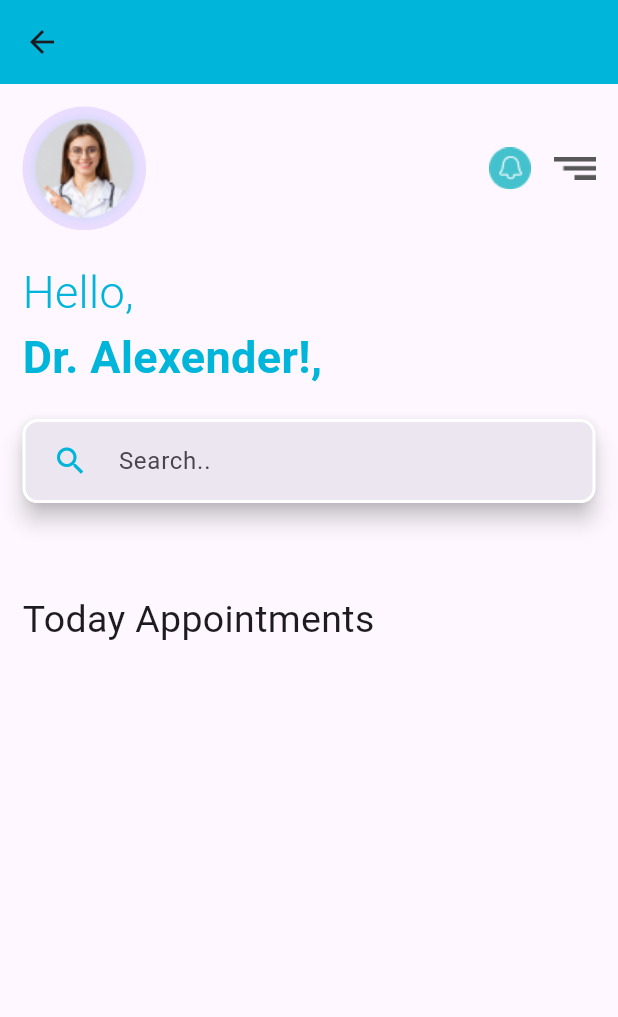
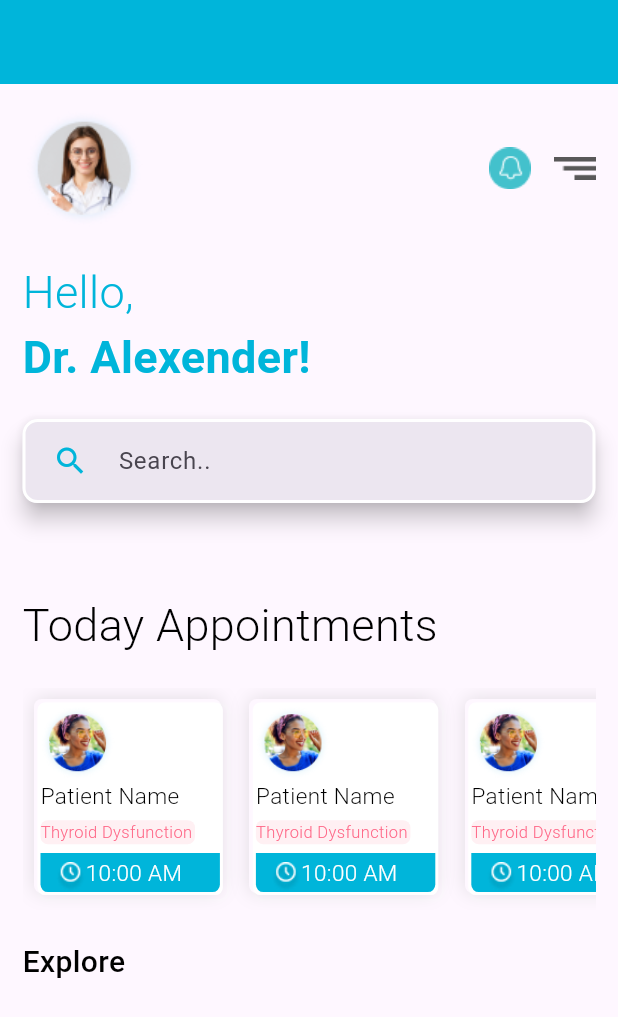
Before and after one commit to Ghadeertaleb1/clinc_app, a Flutter app: the screen it shows after launch, after a tap on "Login", on a phone screen of 412 x 824 dp. Shown: the top 1017 px of the screen. Run offline on Flutter 3.47's test engine with Material 3 defaults, Android fonts, the phone set to English and light mode, and no system bars; our stand-ins replace get.

Commit message:
second command

```diff
--- a/clinc_app/lib/core/constant.dart
+++ b/clinc_app/lib/core/constant/colors.dart
@@ -5,4 +5,6 @@ class AppColors {
   static const Color black = Color(0xFF000000);
   static const Color white = Color(0xFFFFFFFF);
   static const Color grey = Color(0xFF9E9E9E);
+  static const Color pink = Color(0xFFFF6787);
+  static const Color transperent = Colors.transparent;
 }
--- /dev/null
+++ b/clinc_app/lib/core/constant/constant.dart
@@ -0,0 +1,29 @@
+import 'package:clinc_app/core/constant/colors.dart';
+import 'package:flutter/material.dart';
+
+class Constant {
+  static String helloText = "Hello,";
+  static String drName = "Dr. Alexender!";
+  static String todayAppointments = "Today Appointments";
+  static String search = "Search..";
+  static String inputName = "your name";
+  static String password = "password";
+  static String login = "Login";
+  static String forgetPassword = "Forget Password?";
+  static String doctorTitle = "DOCTOR";
+  static String patientTitle = "PATIENT";
+
+  static loginTitleStyle(Color colors) {
+    return TextStyle(color: colors, fontSize: 20, fontWeight: FontWeight.w500);
+  }
+
+  static w300TitleStyle(Color colors, double? fontSize) {
+    return TextStyle(
+        fontSize: fontSize, fontWeight: FontWeight.w300, color: colors);
+  }
+
+  static w600TitleStyle() {
+    return TextStyle(
+        fontSize: 30, fontWeight: FontWeight.w600, color: AppColors.blue);
+  }
+}
--- /dev/null
+++ b/clinc_app/lib/view/component/circle_avatar.dart
@@ -0,0 +1,24 @@
+import 'package:clinc_app/core/constant/colors.dart';
+import 'package:flutter/material.dart';
+
+class CirclerAvatar extends StatelessWidget {
+  final double width;
+  final String url;
+  const CirclerAvatar({
+    required this.width,
+    required this.url,
+    super.key,
+  });
+
+  @override
+  Widget build(BuildContext context) {
+    return CircleAvatar(
+      radius: width,
+      backgroundColor: AppColors.transperent,
+      child: Image.asset(
+        url,
+        fit: BoxFit.cover,
+      ),
+    );
+  }
+}
--- a/clinc_app/lib/view/component/custom_button.dart
+++ b/clinc_app/lib/view/component/custom_button.dart
@@ -1,4 +1,4 @@
-import 'package:clinc_app/core/constant.dart';
+import 'package:clinc_app/core/constant/colors.dart';
 import 'package:flutter/material.dart';
 
 class Button extends StatelessWidget {
--- a/clinc_app/lib/view/component/custom_login_title.dart
+++ b/clinc_app/lib/view/component/custom_login_title.dart
@@ -1,4 +1,5 @@
-import 'package:clinc_app/core/constant.dart';
+import 'package:clinc_app/core/constant/colors.dart';
+import 'package:clinc_app/core/constant/constant.dart';
 import 'package:flutter/material.dart';
 
 class CustomLoginTitle extends StatelessWidget {
@@ -10,10 +11,6 @@ class CustomLoginTitle extends StatelessWidget {
 
   @override
   Widget build(BuildContext context) {
-    return Text(
-      text,
-      style: TextStyle(
-          color: AppColors.blue, fontSize: 20, fontWeight: FontWeight.bold),
-    );
+    return Text(text, style: Constant.loginTitleStyle(AppColors.blue));
   }
 }
--- a/clinc_app/lib/view/component/custom_text_field.dart
+++ b/clinc_app/lib/view/component/custom_text_field.dart
@@ -1,4 +1,4 @@
-import 'package:clinc_app/core/constant.dart';
+import 'package:clinc_app/core/constant/colors.dart';
 import 'package:flutter/material.dart';
 
 class CustomTextField extends StatelessWidget {
--- a/clinc_app/lib/view/component/login_container.dart
+++ b/clinc_app/lib/view/component/login_container.dart
@@ -1,4 +1,4 @@
-import 'package:clinc_app/core/constant.dart';
+import 'package:clinc_app/core/constant/colors.dart';
 import 'package:flutter/material.dart';
 import 'package:get/get.dart';
 
--- a/clinc_app/lib/view/component/text_field_effect.dart
+++ b/clinc_app/lib/view/component/text_field_effect.dart
@@ -1,5 +1,5 @@
 import 'package:flutter/material.dart';
-import 'package:clinc_app/core/constant.dart';
+import 'package:clinc_app/core/constant/colors.dart';
 
 class TextFiledEffect extends StatelessWidget {
   final Widget? child;
--- a/clinc_app/lib/view/pages/doctor_home_page.dart
+++ b/clinc_app/lib/view/pages/doctor_home_page.dart
@@ -1,4 +1,6 @@
-import 'package:clinc_app/core/constant.dart';
+import 'package:clinc_app/core/constant/colors.dart';
+import 'package:clinc_app/core/constant/constant.dart';
+import 'package:clinc_app/view/component/circle_avatar.dart';
 import 'package:clinc_app/view/component/custom_image.dart';
 import 'package:flutter/material.dart';
 import 'package:get/get.dart';
@@ -20,13 +22,13 @@ class DoctorHomePage extends StatelessWidget {
             Row(
               mainAxisAlignment: MainAxisAlignment.spaceBetween,
               children: [
-                CircleAvatar(
-                    radius: Get.width * 0.10,
-                    backgroundImage: AssetImage("asset/dr_profile.png")),
+                CirclerAvatar(
+                    url: "asset/dr_profile.png", width: Get.width * 0.10),
                 Row(children: [
                   CustomImage(url: "asset/bell.png"),
                   SizedBox(width: 15),
                   InkWell(
+                    onTap: () {},
                     child: CustomImage(url: "asset/options.png"),
                   )
                 ]),
@@ -36,24 +38,18 @@ class DoctorHomePage extends StatelessWidget {
               height: 20,
             ),
             Text(
-              "Hello,",
-              style: TextStyle(
-                  fontSize: 30,
-                  fontWeight: FontWeight.w300,
-                  color: AppColors.blue),
+              Constant.helloText,
+              style: Constant.w300TitleStyle(AppColors.blue, 30),
             ),
             Text(
-              "Dr. Alexender!,",
-              style: TextStyle(
-                  fontSize: 30,
-                  fontWeight: FontWeight.w600,
-                  color: AppColors.blue),
+              Constant.drName,
+              style: Constant.w600TitleStyle(),
             ),
             SizedBox(
               height: 20,
             ),
             SearchBar(
-                hintText: "Search..",
+                hintText: Constant.search,
                 leading: Icon(
                   Icons.search,
                   color: AppColors.blue,
@@ -69,8 +65,112 @@ class DoctorHomePage extends StatelessWidget {
               height: 60,
             ),
             Text(
-              "Today Appointments",
-              style: TextStyle(fontSize: 25, fontWeight: FontWeight.w400),
+              Constant.todayAppointments,
+              style: Constant.w300TitleStyle(AppColors.black, 30),
+            ),
+            SizedBox(
+              height: 20,
+            ),
+            SizedBox(
+              height: Get.height * 0.18,
+              width: Get.width,
+              child: ListView.builder(
+                  // padding: EdgeInsets.all(10),
+                  scrollDirection: Axis.horizontal,
+                  itemCount: 4,
+                  itemBuilder: (context, index) {
+                    return Container(
+                        width: Get.width * 0.30,
+                        margin:const EdgeInsets.all(10),
+                        decoration: BoxDecoration(
+                          color: Colors.white,
+                          borderRadius: BorderRadius.circular(5),
+                          border: Border.all(color: AppColors.white, width: 2),
+                          boxShadow: [
+                            const BoxShadow(
+                                color: AppColors.white,
+                                blurRadius: 2,
+                                spreadRadius: 0.2,
+                                offset: Offset(2, 2),
+                                blurStyle: BlurStyle.outer),
+                            BoxShadow(
+                                color: AppColors.grey.withOpacity(0.3),
+                                blurRadius: 10,
+                                spreadRadius: 0.2,
+                                offset: -const Offset(2, 2),
+                                blurStyle: BlurStyle.outer),
+                          ],
+                        ),
+                        child: Column(
+                          crossAxisAlignment: CrossAxisAlignment.start,
+                          children: [
+                            Row(children: [
+                              CirclerAvatar(
+                                url: "asset/patient1.png",
+                                width: Get.height * 0.03,
+                              )
+                            ]),
+                            Row(children: [
+                              Text(
+                                "Patient Name",
+                                style: Constant.w300TitleStyle(
+                                    AppColors.black, 15),
+                              ),
+                            ]),
+                            Expanded(child: Container()),
+                            Container(
+                              width: Get.width * 0.25,
+                              decoration: BoxDecoration(
+                                color: AppColors.pink.withOpacity(0.1),
+                                borderRadius: BorderRadius.circular(5),
+                              ),
+                              child: Text(
+                                "Thyroid Dysfunction",
+                                style:
+                                    Constant.w300TitleStyle(AppColors.pink, 11),
+                              ),
+                            ),
+                            Expanded(
+                              child: Container(),
+                            ),
+                            Container(
+                              alignment: Alignment.center,
+                              width: Get.width * 0.30,
+                              decoration: BoxDecoration(
+                                  color: AppColors.blue,
+                                  borderRadius: BorderRadius.only(
+                                    bottomLeft: Radius.circular(5),
+                                    bottomRight: Radius.circular(5),
+                                  )),
+                              child: Row(
+                                children: [
+                                  Padding(
+                                    padding:
+                                        const EdgeInsets.only(top: 6, left: 10),
+                                    child: CustomImage(
+                                      url: "asset/timer.png",
+                                      width: 20,
+                                      height: 20,
+                                    ),
+                                  ),
+                                  Text(
+                                    "10:00 AM",
+                                    style: Constant.w300TitleStyle(
+                                        AppColors.white, 15),
+                                  ),
+                                ],
+                              ),
+                            ),
+                          ],
+                        ));
+                  }),
+            ),
+            SizedBox(
+              height: 20,
+            ),
+            Text(
+              "Explore",
+              style: Constant.loginTitleStyle(AppColors.black),
             )
           ]),
         ),
--- a/clinc_app/lib/view/pages/doctor_login.dart
+++ b/clinc_app/lib/view/pages/doctor_login.dart
@@ -16,7 +16,7 @@ class DoctorLogin extends StatelessWidget {
           userLogo: "asset/doctor_logo.png",
           title: "DOCTOR",
           doctorLogoSize: 50,
-          onPressed: () => Get.to(DoctorHomePage()),
+          onPressed: () => Get.off(DoctorHomePage()),
         ),
       ),
     ));
--- a/clinc_app/lib/view/pages/forget_password.dart
+++ b/clinc_app/lib/view/pages/forget_password.dart
@@ -1,4 +1,4 @@
-import 'package:clinc_app/core/constant.dart';
+import 'package:clinc_app/core/constant/colors.dart';
 import 'package:clinc_app/view/component/blue_container.dart';
 import 'package:clinc_app/view/component/custom_image.dart';
 import 'package:clinc_app/view/component/custom_text_field.dart';
--- a/clinc_app/lib/view/pages/home.dart
+++ b/clinc_app/lib/view/pages/home.dart
@@ -1,4 +1,5 @@
 import 'package:clinc_app/controller/login/login_controller.dart';
+import 'package:clinc_app/core/constant/constant.dart';
 import 'package:clinc_app/view/component/blue_container.dart';
 import 'package:clinc_app/view/component/custom_button.dart';
 import 'package:clinc_app/view/component/custom_image.dart';
@@ -11,7 +12,7 @@ import 'package:clinc_app/view/component/text_field_effect.dart';
 import 'package:clinc_app/view/pages/forget_password.dart';
 import 'package:flutter/material.dart';
 import 'package:get/get.dart';
-import 'package:clinc_app/core/constant.dart';
+import 'package:clinc_app/core/constant/colors.dart';
 
 class CustomHomePage extends StatelessWidget {
   final String userLogo;
@@ -66,7 +67,7 @@ class CustomHomePage extends StatelessWidget {
                         TextFiledEffect(
                           child: CustomTextField(
                             obscureText: loginController.visibility.value,
-                            text: "Your Name",
+                            text: Constant.inputName,
                           ),
                         ),
                         SizedBox(
@@ -77,7 +78,7 @@ class CustomHomePage extends StatelessWidget {
                             return TextFiledEffect(
                               child: CustomTextField(
                                 obscureText: controller.visibility.value,
-                                text: "Password",
+                                text: Constant.password,
                                 suffixIcon: IconButton(
                                   color: AppColors.grey,
                                   onPressed: () {
@@ -99,7 +100,7 @@ class CustomHomePage extends StatelessWidget {
                           child: InkWell(
                             onTap: () => Get.to(ForgetPasswordPage()),
                             child: Text(
-                              "Forget Password?",
+                              Constant.forgetPassword,
                               style: TextStyle(
                                   color: AppColors.blue, fontSize: 12),
                             ),
```
Also changed, not shown: clinc_app/asset/patient1.png (added), clinc_app/asset/patient2.png (added), clinc_app/asset/timer.png (added), clinc_app/lib/core/constant/decorations.dart (renamed from clinc_app/lib/core/decorations.dart).
